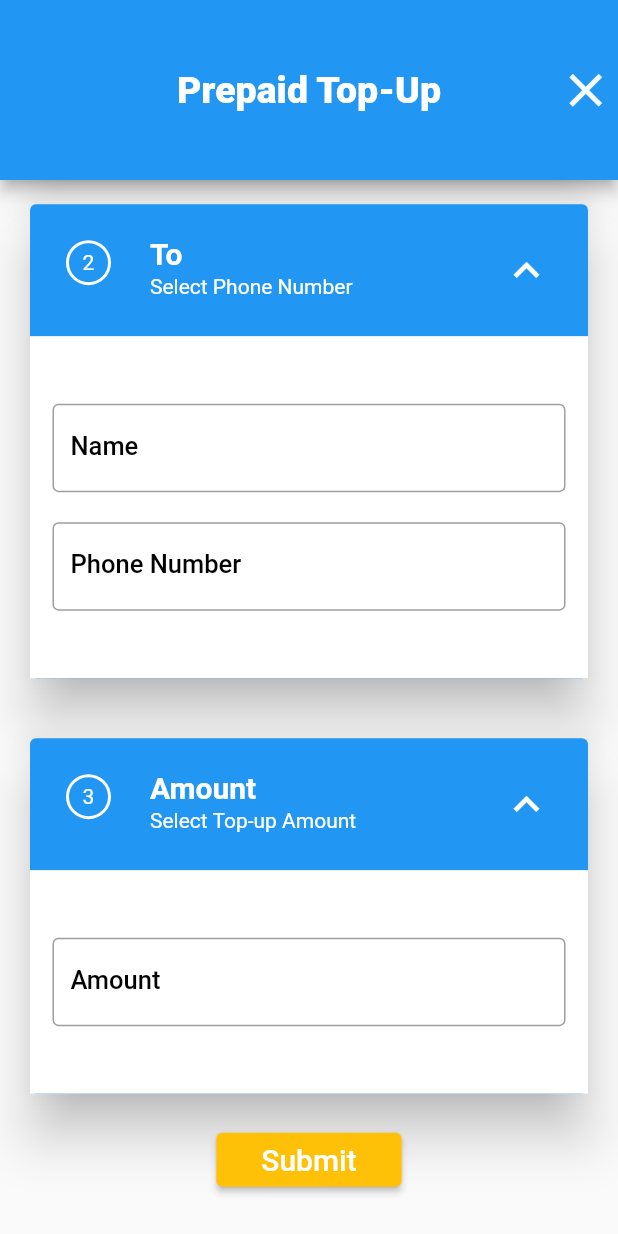
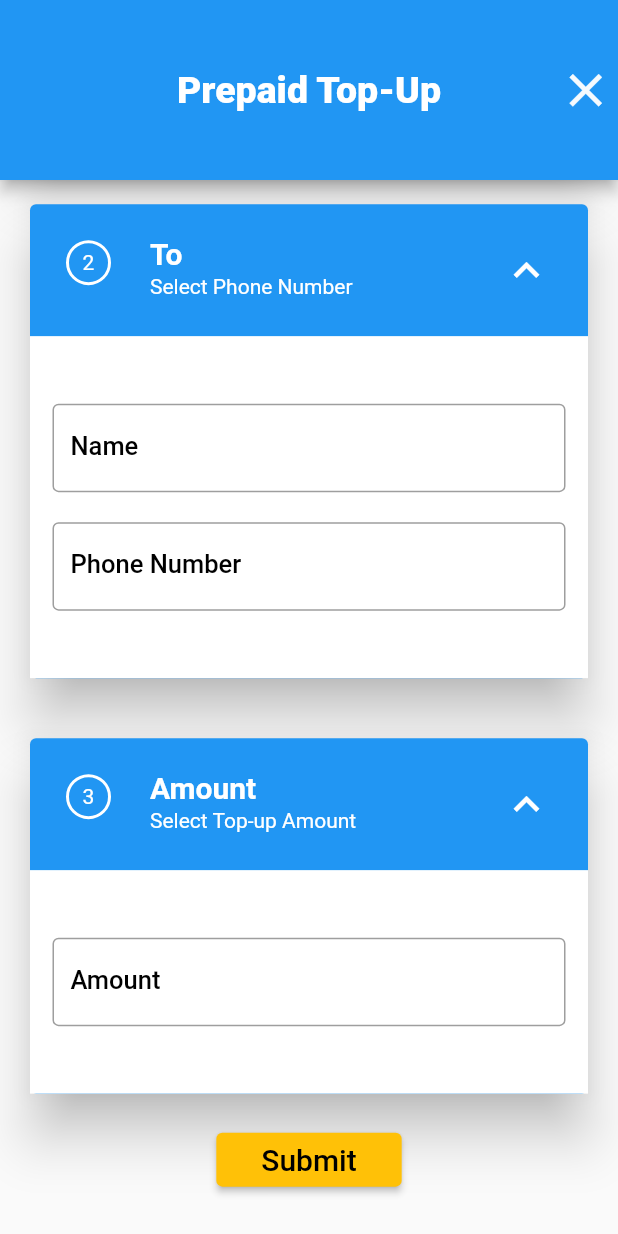
Before and after one commit to The-Azure-Coder/ncb_clone_v1, a Flutter app: the screen it shows after launch, scrolled down 576 dp, on a phone screen of 412 x 824 dp. Run offline on Flutter 3.47's test engine with Material 2 defaults, Android fonts, the phone set to English and light mode, and no system bars.

Commit message:
made update

```diff
--- a/lib/top_up/topup_page.dart
+++ b/lib/top_up/topup_page.dart
@@ -102,7 +102,7 @@ class _TopUpState extends State<TopUp> {
             style: ButtonStyle(
                 backgroundColor: MaterialStateProperty.all(Colors.amber), padding: MaterialStatePropertyAll(EdgeInsets.only(left: 30, right: 30))),
             onPressed: () {},
-            child: Text('Submit', style: TextStyle(fontSize: 20),),
+            child: Text('Submit', style: TextStyle(fontSize: 20, color: Colors.black),),
           ),
         )
       ]),
```
